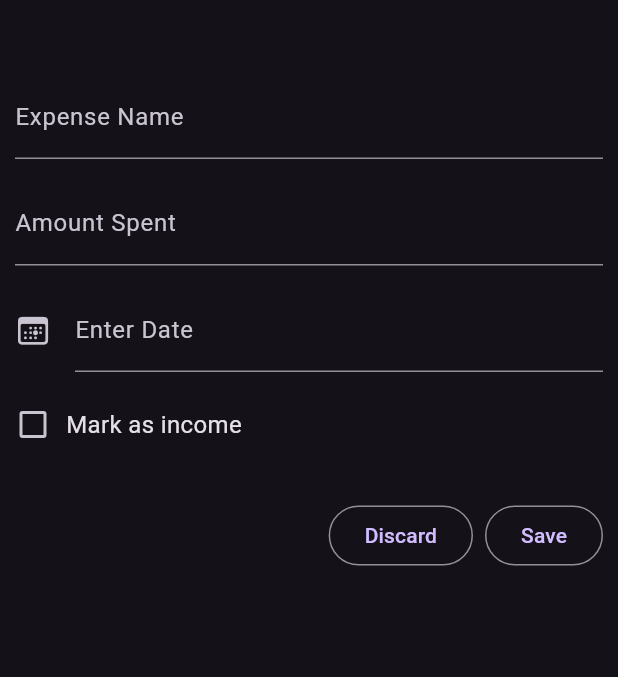
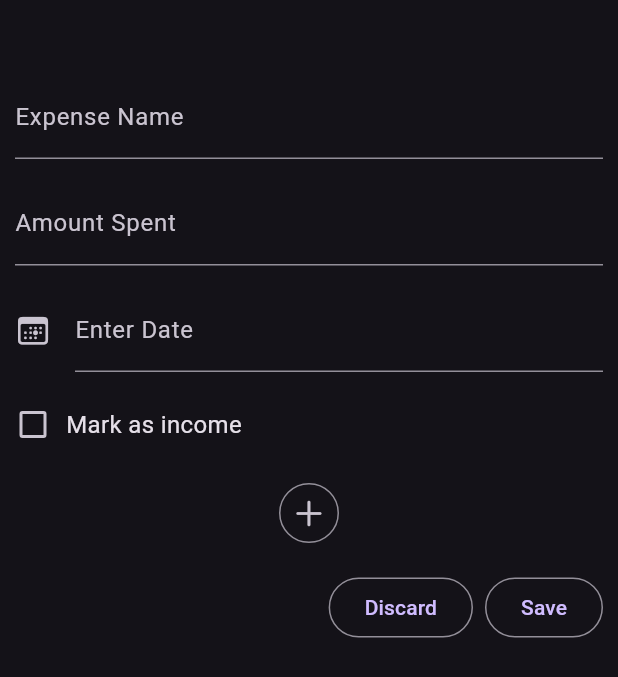
Before and after one commit to Murali1459/expenso, a Flutter app: the screen it shows after launch, after a tap on an icon or button, on a phone screen of 412 x 824 dp. Shown: the top 677 px of the screen. Run offline on Flutter 3.47's test engine with Material 3 defaults, Android fonts, the phone set to English and light mode, and no system bars; our stand-ins replace floor, flutter_riverpod, freezed_annotation, riverpod_annotation, sqflite; accounts and stored records are empty; generated files the repository leaves out were written again.

```diff
--- a/lib/domain/expense.dart
+++ b/lib/domain/expense.dart
@@ -11,6 +11,7 @@ class Expense with _$Expense {
     @Default('') String name,
     @Default('') String transactionDate,
     @Default(0.0) double spent,
+    List<String>? tags,
     String? note,
   }) = _Expense;
 
--- a/lib/domain/tag.dart
+++ b/lib/domain/tag.dart
@@ -5,7 +5,11 @@ part '../generated/domain/tag.g.dart';
 
 @freezed
 class Tag with _$Tag {
-  factory Tag({int? id, @Default('') String name}) = _Tag;
+  factory Tag({
+    int? id,
+    @Default('') String name,
+    @Default(false) bool selected,
+  }) = _Tag;
 
   factory Tag.fromJson(Map<String, Object?> json) => _$TagFromJson(json);
 }
--- a/lib/providers/expense_provider.dart
+++ b/lib/providers/expense_provider.dart
@@ -17,7 +17,7 @@ class Expense extends _$Expense {
     return _expenses!;
   }
 
-  Future<void> add(expense_domain.Expense e) async {
+  Future<int> add(expense_domain.Expense e) async {
     final db = await ref.read(dbProvider.future);
     return db.expenseDao.insertExpense(e.toEntity());
   }
--- a/lib/repository/expense_dao.dart
+++ b/lib/repository/expense_dao.dart
@@ -7,7 +7,7 @@ abstract class ExpenseDAO {
   Future<List<ExpenseEntity>> getAllExpenses();
 
   @Insert()
-  Future<void> insertExpense(ExpenseEntity e);
+  Future<int> insertExpense(ExpenseEntity e);
 
   @delete
   Future<void> removeExpense(ExpenseEntity e);
--- a/lib/screens/expense_form_screen.dart
+++ b/lib/screens/expense_form_screen.dart
@@ -1,5 +1,6 @@
 import 'package:expenso/providers/tag_provider.dart';
 import 'package:expenso/screens/widgets/add_expense.dart';
+import 'package:flutter/cupertino.dart';
 import 'package:flutter/material.dart';
 import 'package:flutter_riverpod/flutter_riverpod.dart';
 
@@ -9,16 +10,16 @@ class ExpenseFormScreen extends ConsumerWidget {
   @override
   Widget build(BuildContext context, WidgetRef ref) {
     final tgPrd = ref.watch(tagProvider.future);
-    return FutureBuilder(
-      future: tgPrd,
-      builder: (BuildContext ctx, AsyncSnapshot snap) {
-        Widget tagWidget = CircularProgressIndicator();
-        if (snap.connectionState == ConnectionState.done) {
-          // TODO: pass tags here
-          tagWidget = Container();
-        }
-        return AddExpense(tagWidget: tagWidget);
-      },
-    );
+    return FutureBuilder(future: tgPrd, builder: futureBuilder);
+  }
+
+  Widget futureBuilder(BuildContext ctx, AsyncSnapshot snap) {
+    if (snap.hasError) {
+      return Text("Eroor ${snap.error}");
+    }
+    if (snap.connectionState == ConnectionState.done) {
+      return AddExpense(tags: snap.data!);
+    }
+    return AddExpense(tags: []);
   }
 }
--- a/lib/screens/expense_list_screen.dart
+++ b/lib/screens/expense_list_screen.dart
@@ -68,9 +68,10 @@ class _ExpenseListState extends ConsumerState<ExpenseListScreen> {
 
     if (!context.mounted) return;
 
+    ScaffoldMessenger.of(context).clearSnackBars();
     ScaffoldMessenger.of(context).showSnackBar(
       SnackBar(
-        content: Text("Expense Removed"),
+        content: Text("Expense ${e.name} Removed"),
         behavior: SnackBarBehavior.floating,
         action: SnackBarAction(
           label: "Undo",
--- a/lib/screens/widgets/add_expense.dart
+++ b/lib/screens/widgets/add_expense.dart
@@ -1,20 +1,41 @@
 import 'package:expenso/providers/expense_form_provider.dart';
 import 'package:expenso/providers/expense_provider.dart';
+import 'package:expenso/screens/widgets/add_tag.dart';
+import 'package:expenso/screens/widgets/custom_chip.dart';
 import 'package:expenso/screens/widgets/text_fields_form.dart';
+import 'package:flutter/cupertino.dart';
 import 'package:flutter/material.dart';
 import 'package:flutter_riverpod/flutter_riverpod.dart';
 import 'package:expenso/domain/expense.dart' as expense_domain;
+import 'package:expenso/domain/tag.dart' as tag_domain;
 
-class AddExpense extends ConsumerWidget {
-  final Widget tagWidget;
-  AddExpense({super.key, required this.tagWidget});
-
-  final _formKey = GlobalKey<FormState>();
+class AddExpense extends ConsumerStatefulWidget {
+  final List<tag_domain.Tag> tags;
+  const AddExpense({super.key, required this.tags});
 
   @override
-  Widget build(BuildContext context, WidgetRef ref) {
+  ConsumerState<AddExpense> createState() => _AddExpenseState();
+}
+
+class _AddExpenseState extends ConsumerState<AddExpense> {
+  final _formKey = GlobalKey<FormState>();
+  List<tag_domain.Tag> _tags = [];
+
+  @override
+  void didUpdateWidget(covariant AddExpense oldWidget) {
+    super.didUpdateWidget(oldWidget);
+    if (oldWidget.tags != widget.tags) {
+      setState(() {
+        _tags = widget.tags;
+      });
+    }
+  }
+
+  @override
+  Widget build(BuildContext context) {
     return Scaffold(
-      body: Padding(
+      body: SingleChildScrollView(
+        child: Padding(
           padding: EdgeInsetsGeometry.only(left: 10, right: 10, top: 50),
           child: Form(
             key: _formKey,
@@ -22,7 +43,33 @@ class AddExpense extends ConsumerWidget {
               spacing: 15,
               children: [
                 ExpenseFields(),
-              tagWidget,
+                Wrap(
+                  spacing: 5,
+                  runSpacing: 5,
+                  children: [
+                    for (int i = 0; i < _tags.length; i++)
+                      CustomChip(
+                        key: ValueKey(_tags[i].id),
+                        selected: _tags[i].selected,
+                        label: _tags[i].name,
+                        onSelect: (val) {
+                          setState(() {
+                            _tags = List.of(_tags);
+                            _tags[i] = _tags[i].copyWith(selected: val);
+                          });
+                        },
+                      ),
+                    IconButton.outlined(
+                      onPressed: () async {
+                        showDialog(
+                          context: context,
+                          builder: (ctx) => AddTag(),
+                        );
+                      },
+                      icon: Icon(CupertinoIcons.add),
+                    ),
+                  ],
+                ),
                 Row(
                   mainAxisAlignment: MainAxisAlignment.end,
                   spacing: 8,
@@ -43,6 +90,7 @@ class AddExpense extends ConsumerWidget {
             ),
           ),
         ),
+      ),
     );
   }
 
--- a/lib/screens/widgets/expense_item.dart
+++ b/lib/screens/widgets/expense_item.dart
@@ -61,7 +61,7 @@ class ExpenseItem extends ConsumerWidget {
                 child: Row(
                   spacing: 5,
                   children: [
-                    for (int i = 0; i < 30; i++) Tag(name: "card$i$i$i$i"),
+                    for (var tag in expense.tags ?? []) Tag(name: "#$tag"),
                   ],
                 ),
               ),
--- a/lib/screens/widgets/text_fields_form.dart
+++ b/lib/screens/widgets/text_fields_form.dart
@@ -75,11 +75,10 @@ class _ExpenseFormState extends ConsumerState<ExpenseFields> {
               _date = d;
               _dateCtrl.text = "${d!.day}/${d.month}/${d.year}";
             });
-            ref
-                .read(expenseFormProvider.notifier)
-                .setTransactionDate(_dateCtrl.text);
           },
           validator: (_) => _date == null ? 'Pick a date' : null,
+          onSaved: (val) =>
+              ref.read(expenseFormProvider.notifier).setTransactionDate(val!),
         ),
         Row(
           spacing: 10,
```
Also changed, not shown: lib/providers/tag_provider.dart (+12 -1 lines), lib/screens/widgets/add_tag.dart (added, +46 -0 lines), lib/screens/widgets/custom_chip.dart (added, +35 -0 lines), lib/screens/widgets/save_discard_buttons.dart (+10 -5 lines). Lines whose indentation alone changed are shown as unchanged.
